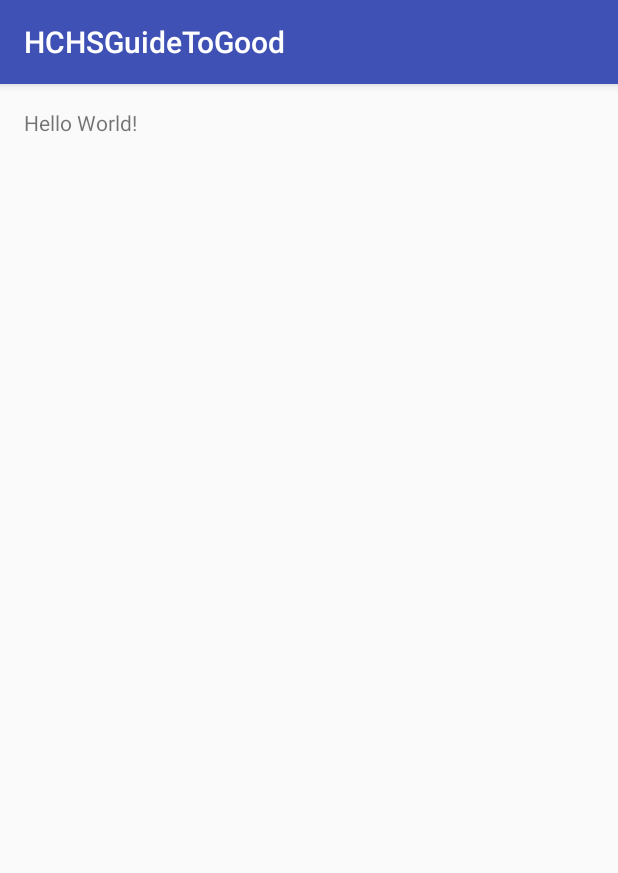
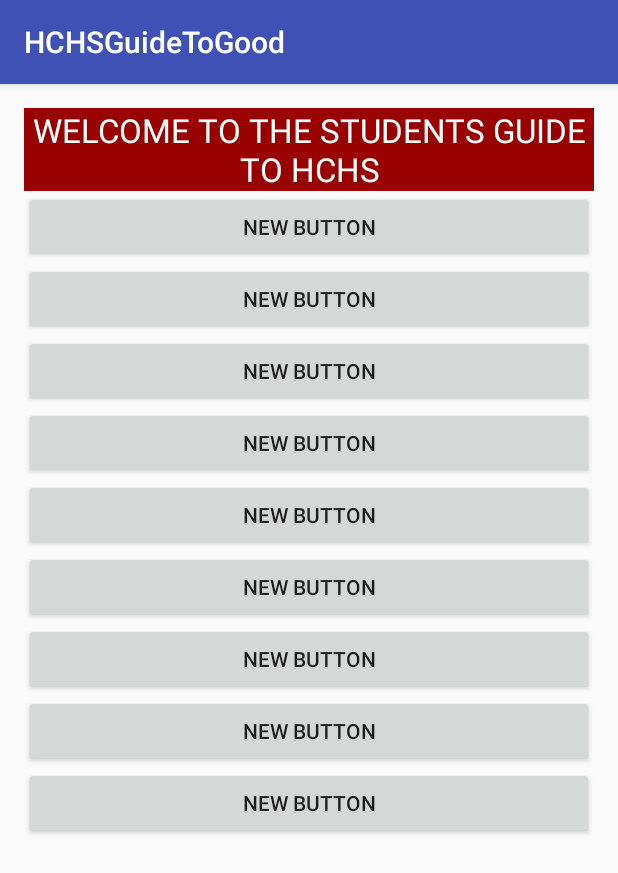
Before and after one commit to CaigePianoPlayer/FinalProject, an Android app: the screen it shows after launch (MainActivity), on a phone screen of 412 x 824 dp. Shown: the top 873 px of the screen. Run offline under Robolectric (Android 15) with nearby library versions, the phone set to English and light mode, and no system bars.

Commit message:
Home Screen

```diff
--- a/app/src/main/res/layout/activity_main.xml
+++ b/app/src/main/res/layout/activity_main.xml
@@ -9,8 +9,90 @@
     android:paddingTop="@dimen/activity_vertical_margin"
     tools:context="com.example.caigehazelwood.hchsguidetogood.MainActivity">
 
+    <Button
+        android:layout_width="match_parent"
+        android:layout_height="wrap_content"
+        android:text="New Button"
+        android:id="@+id/button"
+        android:layout_below="@+id/textView"
+        android:layout_alignParentStart="true"
+        android:layout_marginTop="96dp" />
+
+    <Button
+        android:layout_width="match_parent"
+        android:layout_height="wrap_content"
+        android:text="New Button"
+        android:id="@+id/button2"
+        android:layout_below="@+id/button5"
+        android:layout_alignParentLeft="true" />
+
+    <Button
+        android:layout_width="match_parent"
+        android:layout_height="wrap_content"
+        android:text="New Button"
+        android:id="@+id/button3"
+        android:layout_below="@+id/button4"
+        android:layout_alignParentLeft="true" />
+
+    <Button
+        android:layout_width="match_parent"
+        android:layout_height="wrap_content"
+        android:text="New Button"
+        android:id="@+id/button4"
+        android:layout_below="@+id/button2"
+        android:layout_alignParentLeft="true" />
+
+    <Button
+        android:layout_width="match_parent"
+        android:layout_height="wrap_content"
+        android:text="New Button"
+        android:id="@+id/button5"
+        android:layout_below="@+id/button"
+        android:layout_alignParentLeft="true" />
+
+    <Button
+        android:layout_width="match_parent"
+        android:layout_height="wrap_content"
+        android:text="New Button"
+        android:id="@+id/button6"
+        android:layout_alignParentEnd="true"
+        android:layout_below="@+id/button3"
+        android:layout_alignParentLeft="true" />
+
     <TextView
-        android:layout_width="wrap_content"
+        android:layout_width="match_parent"
         android:layout_height="wrap_content"
-        android:text="Hello World!" />
+        android:textAppearance="?android:attr/textAppearanceLarge"
+        android:text="WELCOME TO THE STUDENTS GUIDE TO HCHS"
+        android:id="@+id/textView"
+        android:layout_alignParentTop="true"
+        android:layout_centerHorizontal="true"
+        android:background="#990000"
+        android:textColor="#ffffff"
+        android:autoText="false"
+        android:textAlignment="center" />
+
+    <Button
+        android:layout_width="match_parent"
+        android:layout_height="wrap_content"
+        android:text="New Button"
+        android:id="@+id/button7"
+        android:layout_below="@+id/textView"
+        android:layout_alignParentStart="true" />
+
+    <Button
+        android:layout_width="match_parent"
+        android:layout_height="wrap_content"
+        android:text="New Button"
+        android:id="@+id/button8"
+        android:layout_below="@+id/button7"
+        android:layout_centerHorizontal="true" />
+
+    <Button
+        android:layout_width="match_parent"
+        android:layout_height="wrap_content"
+        android:text="New Button"
+        android:id="@+id/button9"
+        android:layout_below="@+id/button6"
+        android:layout_centerHorizontal="true" />
 </RelativeLayout>
```
